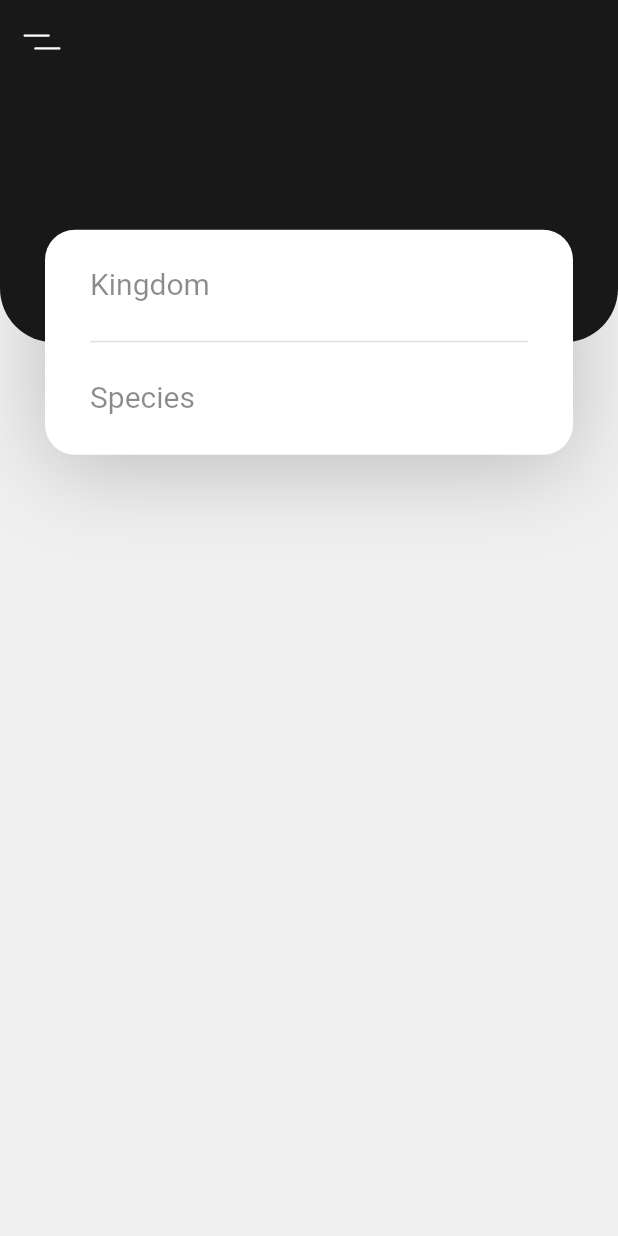
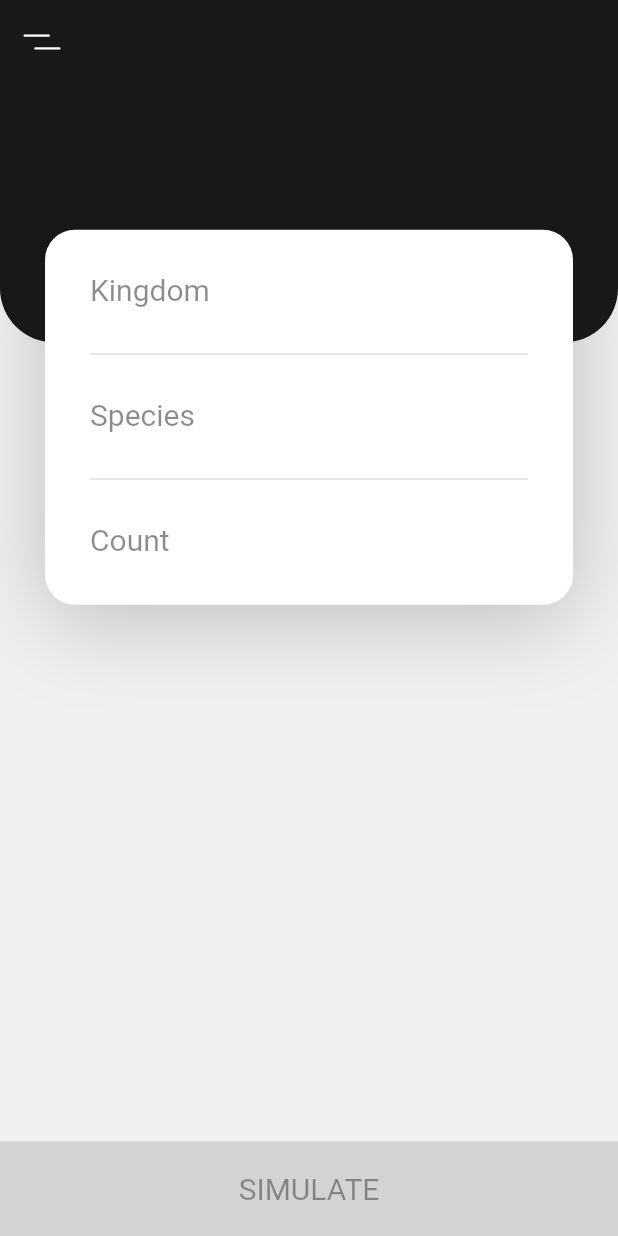
Before and after one commit to sayansil/Ecosystem-companion, a Flutter app: the screen it shows after launch, on a phone screen of 412 x 824 dp. Run offline on Flutter 3.47's test engine with Material 2 defaults, Android fonts, the phone set to English and light mode, and no system bars; our stand-ins replace flutter_svg.

Commit message:
Buttons!

```diff
--- a/lib/constants.dart
+++ b/lib/constants.dart
@@ -9,3 +9,11 @@ const colorBackground = Color(0xFFF0F0F0);
 // Global spacing
 
 const defaultPadding = 30.0;
+
+
+// Global parameters
+
+const demoSpeciesList = {
+    "animal": ["lion", "deer"],
+    "plant": ["bamboo"]
+};
--- a/lib/screens/home/components/body.dart
+++ b/lib/screens/home/components/body.dart
@@ -1,5 +1,6 @@
 import 'package:flutter/material.dart';
 import 'package:ecosystem/constants.dart';
+import 'package:flutter/services.dart';
 
 class Body extends StatefulWidget {
     @override
@@ -10,9 +11,11 @@ class _BodyState extends State<Body> {
 
     bool correctKingdom = false;
     bool correctSpecies = false;
+    bool correctCount = false;
 
     final textKingdomController = TextEditingController();
     final textSpeciesController = TextEditingController();
+    final textCountController = TextEditingController();
 
     @override
     void dispose() {
@@ -21,34 +24,47 @@ class _BodyState extends State<Body> {
         super.dispose();
     }
 
-    void speciesChanged() {
-        String kingdom = textKingdomController.text;
-        String species = textSpeciesController.text;
+    void valueChanged(String valueType) {
+        setState(() {
+            if (valueType == "kingdom" || valueType == "species") {
+                String kingdom = textKingdomController.text.toLowerCase();
+                String species = textSpeciesController.text.toLowerCase();
 
-        setState(() {
-            correctKingdom = false;
-            correctSpecies = false;
+                correctKingdom = false;
+                correctSpecies = false;
 
-            if (kingdom == "animal") {
-                correctKingdom = true;
-            }
-            if (species == "deer") {
-                correctSpecies = true;
+                var speciesList = demoSpeciesList;
+                if (speciesList.containsKey(kingdom)) {
+                    correctKingdom = true;
+
+                    if (speciesList[kingdom]!.contains(species)) {
+                        correctSpecies = true;
+                    }
+                }
+            } else if (valueType == "count") {
+                int count = int.tryParse(textCountController.text) ?? 0;
+
+                correctCount = false;
+
+                if (count > 0) {
+                    correctCount = true;
+                }
             }
         });
+    }
 
-        print("kingdom: $kingdom $correctKingdom");
-        print("species: $species $correctSpecies");
+    bool isReady() {
+        return  correctSpecies &&
+                correctKingdom &&
+                correctCount;
     }
 
     @override
     Widget build(BuildContext context) {
         Size size = MediaQuery.of(context).size;
 
-        return Column(
-            children: <Widget>[
-                Container(
-                    height: size.height*0.3,
+        return Container(
+                    height: double.infinity,
                     child: Stack(
                         children: <Widget>[
                             Container(
@@ -63,11 +79,11 @@ class _BodyState extends State<Body> {
                             ),
 
                             Positioned(
-                                bottom: 0,
+                                top: size.height*0.3 - 150,
                                 left: 0,
                                 right: 0,
                                 child: Container(
-                                    height: 150,
+                                    height: 250,
                                     margin: EdgeInsets.symmetric(horizontal: defaultPadding),
                                     padding: EdgeInsets.symmetric(horizontal: defaultPadding),
                                     decoration: BoxDecoration(
@@ -98,7 +114,7 @@ class _BodyState extends State<Body> {
                                                                 enabledBorder: InputBorder.none,
                                                                 focusedBorder: InputBorder.none,
                                                             ),
-                                                            onChanged: (text) { speciesChanged(); },
+                                                            onChanged: (text) { valueChanged("kingdom"); },
                                                             controller: textKingdomController,
                                                         ),
                                                     ),
@@ -130,7 +146,7 @@ class _BodyState extends State<Body> {
                                                                 enabledBorder: InputBorder.none,
                                                                 focusedBorder: InputBorder.none,
                                                             ),
-                                                            onChanged: (text) { speciesChanged(); },
+                                                            onChanged: (text) { valueChanged("species"); },
                                                             controller: textSpeciesController,
                                                         ),
                                                     ),
@@ -144,14 +160,67 @@ class _BodyState extends State<Body> {
                                                     ),
                                                 ]
                                             ),
+                                            const Divider(
+                                                height: 0,
+                                                thickness:1,
+                                            ),
+                                            Row(
+                                                mainAxisAlignment: MainAxisAlignment.start,
+                                                children: <Widget>[
+                                                    Flexible(
+                                                        child: TextField(
+                                                            style: TextStyle(
+                                                                fontSize: 20.0,
+                                                            ),
+                                                            keyboardType: TextInputType.number,
+                                                            inputFormatters: <TextInputFormatter>[
+                                                                FilteringTextInputFormatter.digitsOnly
+                                                            ],
+                                                            decoration: InputDecoration(
+                                                                labelText: "Count",
+                                                                labelStyle: TextStyle(color: colorPrimary.withOpacity(0.5)),
+                                                                enabledBorder: InputBorder.none,
+                                                                focusedBorder: InputBorder.none,
+                                                            ),
+                                                            onChanged: (text) { valueChanged("count"); },
+                                                            controller: textCountController,
+                                                        ),
+                                                    ),
+                                                    Visibility(
+                                                        child: Icon(
+                                                            Icons.check_rounded,
+                                                            color: Colors.green,
+                                                            size: 30.0,
+                                                        ),
+                                                        visible: correctCount,
+                                                    ),
+                                                ]
+                                            ),
                                         ]
                                     ),
                                 )
                             ),
+
+                            Positioned(
+                                left: 0,
+                                right: 0,
+                                bottom: 0,
+                                child: ElevatedButton(
+                                    style: ElevatedButton.styleFrom(
+                                        primary: colorPrimary,
+                                        textStyle: const TextStyle(fontSize: 20),
+                                        onPrimary: Colors.white,
+                                        shape: RoundedRectangleBorder(
+                                            borderRadius: BorderRadius.circular(0), // <-- Radius
+                                        ),
+                                        padding: EdgeInsets.symmetric(vertical: defaultPadding / 1.5),
+                                    ),
+                                    onPressed: isReady() ? () {} : null,
+                                    child: const Text('SIMULATE'),
+                                ),
+                            ),
                         ],
                     )
-                ),
-            ],
-        );
+                );
     }
 }
```
Also changed, not shown: lib/globals.dart (added).
